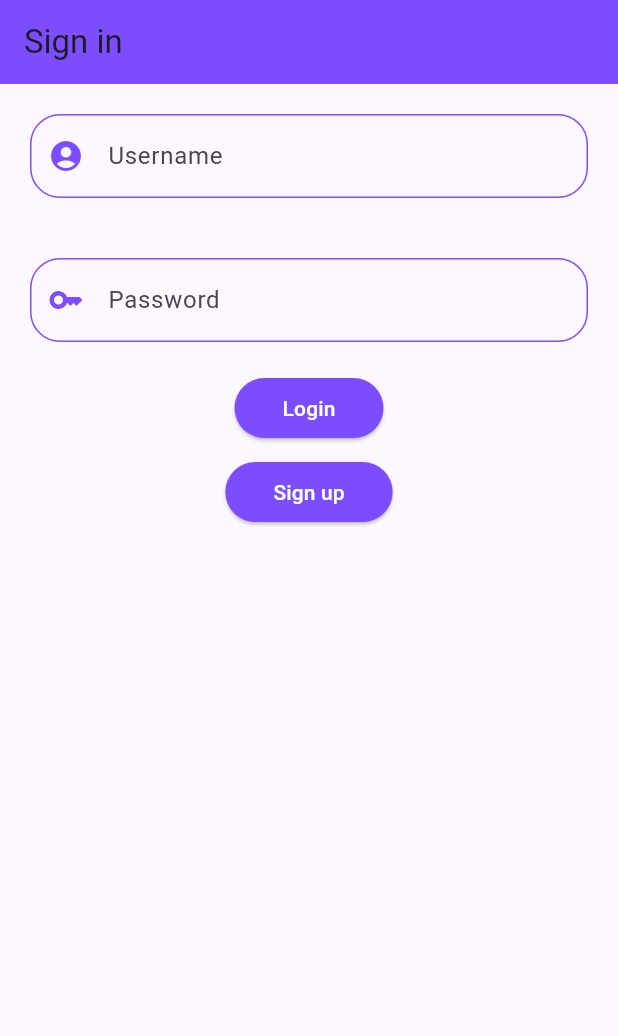
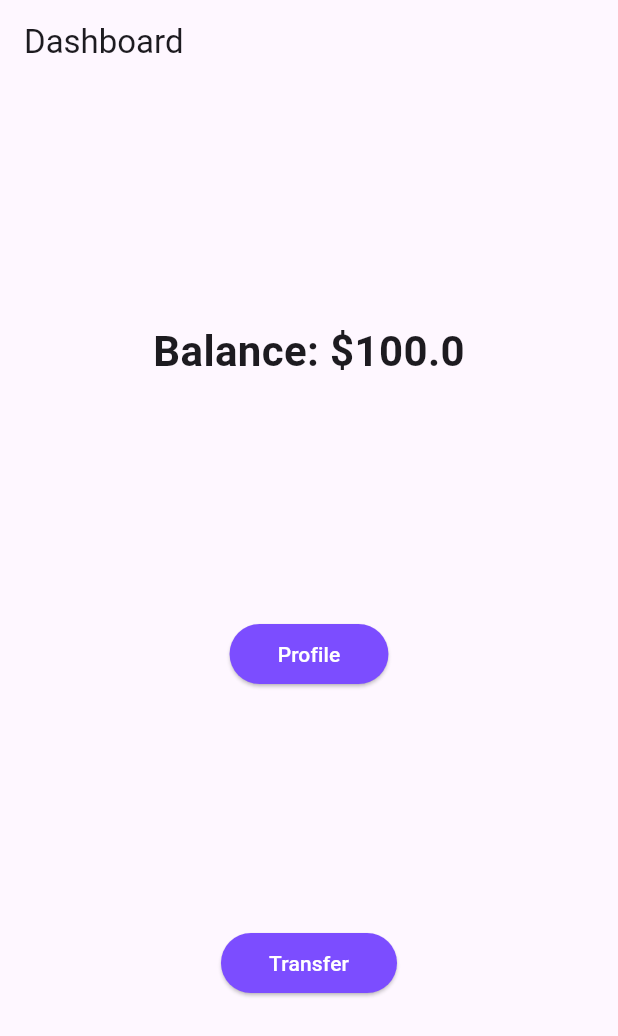
Before and after one commit to ousef777/Bank-Project, a Flutter app: the screen it shows after launch, on a phone screen of 412 x 824 dp. Shown: the top 1036 px of the screen. Run offline on Flutter 3.47's test engine with Material 3 defaults, Android fonts, the phone set to English and light mode, and no system bars; our stand-ins replace go_router.

Commit message:
Added pages

```diff
--- a/lib/dashboard.dart
+++ b/lib/dashboard.dart
@@ -1,10 +1,54 @@
 import 'package:flutter/material.dart';
+import 'package:go_router/go_router.dart';
 
-class MyWidget extends StatelessWidget {
-  const MyWidget({super.key});
+class Dashboard extends StatelessWidget {
+  const Dashboard({super.key});
 
   @override
   Widget build(BuildContext context) {
-    return const Placeholder();
+    return Scaffold(
+      appBar: AppBar(title: const Text("Dashboard"),),
+      body: Center(
+        child: Column(
+          mainAxisAlignment: MainAxisAlignment.spaceEvenly,
+          crossAxisAlignment: CrossAxisAlignment.center,
+          children: [
+            const Text(
+              "Balance: \$100.0",
+              style: TextStyle(
+                fontSize: 28.0,
+                fontWeight: FontWeight.bold
+              ),
+            ),
+            ElevatedButton(
+              style: ButtonStyle(
+                backgroundColor:
+                    WidgetStateProperty.all<Color>(Colors.deepPurpleAccent),
+              ),
+              onPressed: () {
+                GoRouter.of(context).push('/profile');
+              },
+              child: const Padding(
+                  padding: EdgeInsets.all(8.0),
+                  child: Text("Profile", style: TextStyle(color: Colors.white),),
+              ),
+            ),
+            ElevatedButton(
+              style: ButtonStyle(
+                backgroundColor:
+                    WidgetStateProperty.all<Color>(Colors.deepPurpleAccent),
+              ),
+              onPressed: () {
+                GoRouter.of(context).push('/transfer');
+              },
+              child: const Padding(
+                  padding: EdgeInsets.all(8.0),
+                  child: Text("Transfer", style: TextStyle(color: Colors.white),),
+              ),
+            )
+          ],
+        ),
+      ),
+    );
   }
 }
--- a/lib/main.dart
+++ b/lib/main.dart
@@ -1,7 +1,10 @@
+import 'package:bank_app/dashboard.dart';
 import 'package:flutter/material.dart';
 //import 'package:sign_in/pages/home_screen.dart';
 import 'package:bank_app/signin.dart';
 import 'package:bank_app/signup.dart';
+import 'profile.dart';
+import 'transfer.dart';
 // Step 2
 import 'package:go_router/go_router.dart';
 
@@ -27,16 +30,20 @@ class MyApp extends StatelessWidget {
     routes: [
       GoRoute(
         path: '/',
-        builder: (context, state) => const HomeScreen(),
+        builder: (context, state) => const Dashboard(),
       ),
       GoRoute(
         path: '/signed_up',
         builder: (context, state) => const Signup(),
       ),
-      // GoRoute(
-      //   path: '/signed_up',
-      //   builder: (context, state) => SignedIn(username: state.extra as String),
-      // ),
+      GoRoute(
+        path: '/profile',
+        builder: (context, state) => const Profile(),//SignedIn(username: state.extra as String),
+      ),
+      GoRoute(
+        path: '/transfer',
+        builder: (context, state) => const Transfer(),
+      ),
     ],
   );
 }
--- a/pubspec.yaml
+++ b/pubspec.yaml
@@ -18,3 +18,5 @@ dev_dependencies:
 
 flutter:
   uses-material-design: true
+  assets:
+    - assets/images/
```
Also changed, not shown: lib/profile.dart (+30 -3 lines), lib/transfer.dart (+65 -3 lines), assets/images/profile.jpg (added).
